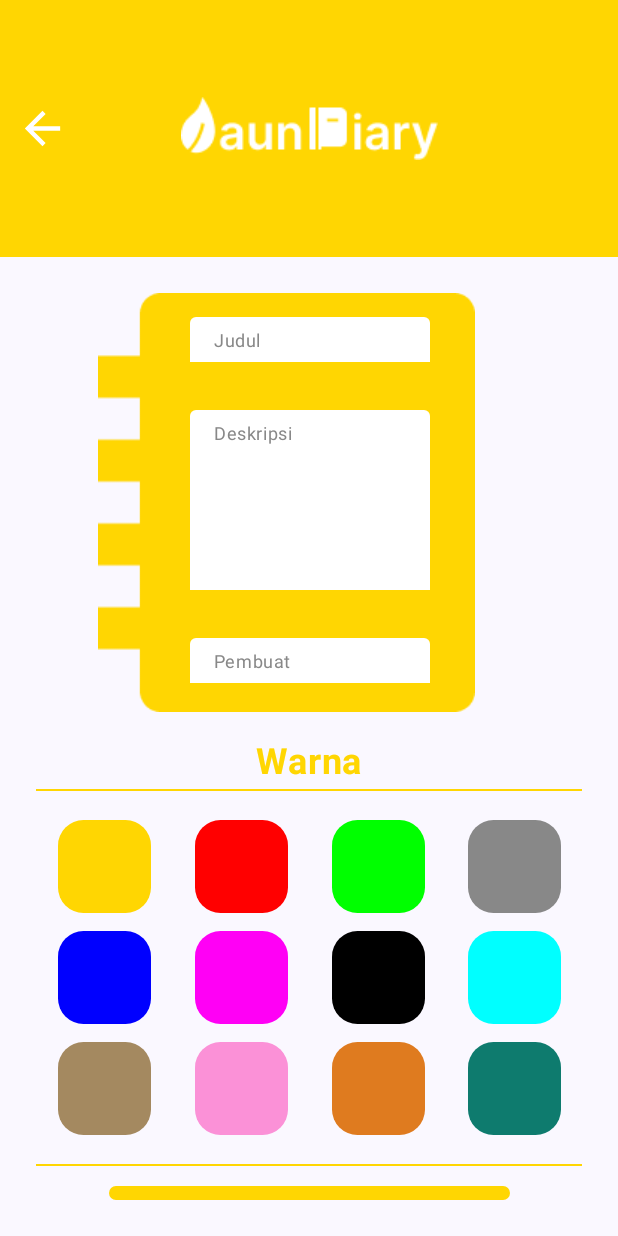
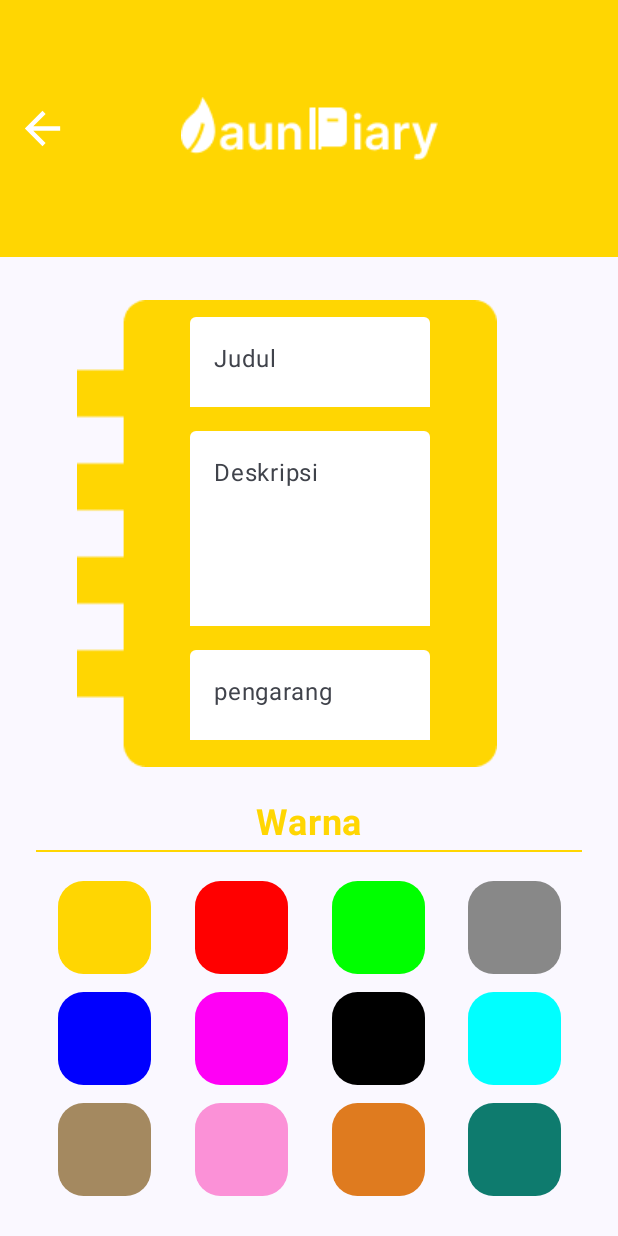
Before and after one commit to MDhafaR/DaunDiary, an Android app built with Jetpack Compose: the @Preview function InputPrev, on a phone screen of 412 x 824 dp. Run offline under Robolectric (Android 15) with nearby library versions, the phone set to English and light mode, and no system bars.

Commit message:
membetulkan tampilan input data

```diff
--- a/app/src/main/java/org/d3if3068/assesment2/daundiary/MainActivity.kt
+++ b/app/src/main/java/org/d3if3068/assesment2/daundiary/MainActivity.kt
@@ -10,6 +10,7 @@ import androidx.compose.material3.Text
 import androidx.compose.runtime.Composable
 import androidx.compose.ui.Modifier
 import androidx.compose.ui.tooling.preview.Preview
+import org.d3if3068.assesment2.daundiary.navigation.SetupNavGraph
 import org.d3if3068.assesment2.daundiary.ui.screen.MainScreen
 import org.d3if3068.assesment2.daundiary.ui.theme.DaunDiaryTheme
 
@@ -23,7 +24,7 @@ class MainActivity : ComponentActivity() {
                     modifier = Modifier.fillMaxSize(),
                     color = MaterialTheme.colorScheme.background
                 ) {
-                    MainScreen()
+                    SetupNavGraph()
                 }
             }
         }
--- a/app/src/main/java/org/d3if3068/assesment2/daundiary/navigation/NavGraph.kt
+++ b/app/src/main/java/org/d3if3068/assesment2/daundiary/navigation/NavGraph.kt
@@ -15,10 +15,10 @@ fun SetupNavGraph(navController: NavHostController = rememberNavController()) {
         startDestination = Screen.Home.route
     ) {
         composable(route = Screen.Home.route) {
-            MainScreen()
+            MainScreen(navController)
         }
         composable(route = Screen.FormInput.route) {
-            InputScreen()
+            InputScreen(navController)
         }
     }
 }
--- a/app/src/main/java/org/d3if3068/assesment2/daundiary/ui/screen/InputScreen.kt
+++ b/app/src/main/java/org/d3if3068/assesment2/daundiary/ui/screen/InputScreen.kt
@@ -17,6 +17,7 @@ import androidx.compose.foundation.lazy.grid.LazyVerticalGrid
 import androidx.compose.foundation.lazy.grid.itemsIndexed
 import androidx.compose.foundation.lazy.staggeredgrid.LazyVerticalStaggeredGrid
 import androidx.compose.foundation.lazy.staggeredgrid.StaggeredGridCells
+import androidx.compose.foundation.selection.selectable
 import androidx.compose.foundation.shape.RoundedCornerShape
 import androidx.compose.foundation.text.KeyboardActions
 import androidx.compose.foundation.text.KeyboardOptions
@@ -37,17 +38,24 @@ import androidx.compose.material3.TextFieldDefaults
 import androidx.compose.material3.TopAppBar
 import androidx.compose.material3.TopAppBarDefaults
 import androidx.compose.runtime.Composable
+import androidx.compose.runtime.getValue
+import androidx.compose.runtime.mutableStateOf
+import androidx.compose.runtime.remember
+import androidx.compose.runtime.setValue
 import androidx.compose.ui.Alignment
 import androidx.compose.ui.Modifier
 import androidx.compose.ui.graphics.Color
 import androidx.compose.ui.res.painterResource
 import androidx.compose.ui.res.stringResource
+import androidx.compose.ui.semantics.Role
 import androidx.compose.ui.text.TextStyle
 import androidx.compose.ui.text.font.FontWeight
 import androidx.compose.ui.text.input.ImeAction
 import androidx.compose.ui.tooling.preview.Preview
 import androidx.compose.ui.unit.dp
 import androidx.compose.ui.unit.sp
+import androidx.navigation.NavHostController
+import androidx.navigation.compose.rememberNavController
 import org.d3if3068.assesment2.daundiary.R
 import org.d3if3068.assesment2.daundiary.model.Warna
 import org.d3if3068.assesment2.daundiary.ui.theme.Coklat
@@ -124,7 +132,13 @@ val itemWarna = listOf(
 
 @OptIn(ExperimentalMaterial3Api::class)
 @Composable
-fun InputScreen() {
+fun InputScreen(navController: NavHostController) {
+
+    var judul by remember { mutableStateOf("") }
+    var deskripsi by remember { mutableStateOf("") }
+    var pengarang by remember { mutableStateOf("") }
+    var warnaBuku by remember { mutableStateOf(Color.Unspecified) }
+
     Scaffold(
         topBar = {
             CenterAlignedTopAppBar(
@@ -142,7 +156,7 @@ fun InputScreen() {
                     titleContentColor = MaterialTheme.colorScheme.primary
                 ),
                 navigationIcon = {
-                    IconButton(onClick = { /*TODO*/ }) {
+                    IconButton(onClick = { navController.popBackStack() }) {
                         Icon(
                             modifier = Modifier.size(35.dp),
                             tint = Color.White,
@@ -154,12 +168,28 @@ fun InputScreen() {
             )
         },
     ) { padding ->
-        InputContent(Modifier.padding(padding))
+        InputContent(
+            dataJudul = judul,
+            onTitleChange = { judul = it },
+            dataDeskripsi = deskripsi,
+            onDescChange = {deskripsi = it},
+            dataPengarang = pengarang,
+            onAuthorChange = {pengarang = it},
+            dataWarna = warnaBuku,
+            onColorChange = {warnaBuku = it},
+            modifier = Modifier.padding(padding)
+        )
     }
 }
 
 @Composable
-fun InputContent(modifier: Modifier) {
+fun InputContent(
+    dataJudul: String, onTitleChange: (String) -> Unit,
+    dataDeskripsi: String, onDescChange: (String) -> Unit,
+    dataPengarang: String, onAuthorChange: (String) -> Unit,
+    dataWarna: Color, onColorChange: (Color) -> Unit,
+    modifier: Modifier
+) {
 
     Column(
         horizontalAlignment = Alignment.CenterHorizontally,
@@ -167,7 +197,15 @@ fun InputContent(modifier: Modifier) {
             .padding(24.dp)
             .fillMaxSize()
     ) {
-        BukuInput()
+        BukuInput(
+            dataJudul,
+            onTitleChange,
+            dataDeskripsi,
+            onDescChange,
+            dataPengarang,
+            onAuthorChange,
+            dataWarna
+        )
         Text(
             modifier = Modifier.padding(top = 19.dp, bottom = 4.dp),
             text = "Warna",
@@ -183,9 +221,16 @@ fun InputContent(modifier: Modifier) {
             thickness = 1.dp
         )
         LazyVerticalGrid(
-            columns = GridCells.Fixed(4)) {
-            itemsIndexed(itemWarna) {index, item ->
-                PilihanWarna(item = item)
+            columns = GridCells.Fixed(4)
+        ) {
+            itemWarna.forEach {warnaNya ->
+                item {
+                    PilihanWarna(
+                        warna = warnaNya.warna,
+                        isSelected = dataWarna == warnaNya.warna,
+                        perubahanWarna = { onColorChange(warnaNya.warna) }
+                    )
+                }
             }
         }
         Divider(
@@ -208,15 +253,24 @@ fun InputContent(modifier: Modifier) {
 }
 
 @Composable
-fun BukuInput() {
+fun BukuInput(
+    judul: String,
+    perubahanJudul: (String) -> Unit,
+    deskripsi: String,
+    perubahanDeskrips: (String) -> Unit,
+    pengarang: String,
+    perubahanPengarang: (String) -> Unit,
+    warna: Color,
+) {
     Box(
         modifier = Modifier
             .width(280.dp)
             .offset(x = (-15).dp)
     ) {
-        Image(
-            modifier = Modifier.size(279.dp),
+        Icon(
+            modifier = Modifier.size(320.dp),
             painter = painterResource(id = R.drawable.inputbook),
+            tint = warna,
             contentDescription = "Buku Masukkan"
         )
         Column(
@@ -226,21 +280,19 @@ fun BukuInput() {
             horizontalAlignment = Alignment.CenterHorizontally
         ) {
             TextField(
-                value = "Judul",
-                onValueChange = { },
+                value = judul,
+                onValueChange = { perubahanJudul(it) },
                 modifier = Modifier
-                    .padding(16.dp)
+                    .padding(top = 16.dp)
                     .width(160.dp)
-                    .height(30.dp),
+                    .height(60.dp),
                 textStyle = TextStyle(
-                    fontSize = 16.sp,
+                    fontSize = 14.sp,
                     fontWeight = FontWeight.Medium,
-                    color = Color.White
+                    color = Color.Black
                 ),
                 placeholder = { Text(text = "Judul") },
-                label = { Text(text = "Judul", color = Color.Gray) },
-                keyboardOptions = KeyboardOptions(imeAction = ImeAction.Search),
-                keyboardActions = KeyboardActions(onSearch = {}),
+                keyboardOptions = KeyboardOptions(imeAction = ImeAction.Next),
                 colors = TextFieldDefaults.colors(
                     unfocusedContainerColor = Color.White,
                     focusedContainerColor = Color.White,
@@ -249,21 +301,19 @@ fun BukuInput() {
                 )
             )
             TextField(
-                value = "Deskripsi",
-                onValueChange = { },
+                value = deskripsi,
+                onValueChange = { perubahanDeskrips(it) },
                 modifier = Modifier
                     .padding(16.dp)
                     .width(160.dp)
-                    .height(120.dp),
+                    .height(130.dp),
                 textStyle = TextStyle(
-                    fontSize = 16.sp,
+                    fontSize = 14.sp,
                     fontWeight = FontWeight.Medium,
-                    color = Color.White
+                    color = Color.Black
                 ),
                 placeholder = { Text(text = "Deskripsi") },
-                label = { Text(text = "Deskripsi", color = Color.Gray) },
-                keyboardOptions = KeyboardOptions(imeAction = ImeAction.Search),
-                keyboardActions = KeyboardActions(onSearch = {}),
+                keyboardOptions = KeyboardOptions(imeAction = ImeAction.Next),
                 colors = TextFieldDefaults.colors(
                     unfocusedContainerColor = Color.White,
                     focusedContainerColor = Color.White,
@@ -272,21 +322,19 @@ fun BukuInput() {
                 )
             )
             TextField(
-                value = "Pembuat",
-                onValueChange = { },
+                value = pengarang,
+                onValueChange = { perubahanPengarang(it) },
                 modifier = Modifier
-                    .padding(16.dp)
+                    .padding(bottom = 16.dp)
                     .width(160.dp)
-                    .height(30.dp),
+                    .height(60.dp),
                 textStyle = TextStyle(
-                    fontSize = 16.sp,
+                    fontSize = 14.sp,
                     fontWeight = FontWeight.Medium,
-                    color = Color.White
+                    color = Color.Black
                 ),
-                placeholder = { Text(text = "Pembuat") },
-                label = { Text(text = "Pembuat", color = Color.Gray) },
-                keyboardOptions = KeyboardOptions(imeAction = ImeAction.Search),
-                keyboardActions = KeyboardActions(onSearch = {}),
+                placeholder = { Text(text = "pengarang") },
+                keyboardOptions = KeyboardOptions(imeAction = ImeAction.Done),
                 colors = TextFieldDefaults.colors(
                     unfocusedContainerColor = Color.White,
                     focusedContainerColor = Color.White,
@@ -302,6 +350,6 @@ fun BukuInput() {
 @Composable
 fun InputPrev() {
     DaunDiaryTheme {
-        InputScreen()
+        InputScreen(rememberNavController())
     }
 }
--- a/app/src/main/java/org/d3if3068/assesment2/daundiary/ui/screen/MainScreen.kt
+++ b/app/src/main/java/org/d3if3068/assesment2/daundiary/ui/screen/MainScreen.kt
@@ -51,6 +51,7 @@ import androidx.navigation.compose.rememberNavController
 import org.d3if3068.assesment2.daundiary.R
 import org.d3if3068.assesment2.daundiary.model.DataBuku
 import org.d3if3068.assesment2.daundiary.model.DataDummy
+import org.d3if3068.assesment2.daundiary.navigation.Screen
 import org.d3if3068.assesment2.daundiary.ui.theme.DaunDiaryTheme
 import org.d3if3068.assesment2.daundiary.ui.theme.LightPrimary
 
@@ -85,7 +86,7 @@ fun MainScreen(navController: NavHostController) {
             )
         },
         floatingActionButton = {
-            IconButton(onClick = { /*TODO*/ }, Modifier.size(60.dp)) {
+            IconButton(onClick = { navController.navigate(Screen.FormInput.route) }, Modifier.size(60.dp)) {
                 Image(
                     painter = painterResource(id = R.drawable.fab),
                     contentDescription = "fab",
@@ -132,14 +133,14 @@ fun ScreenContent(modifier: Modifier) {
                             .fillMaxWidth(),
                         horizontalArrangement = Arrangement.spacedBy((-16).dp, Alignment.End)
                     ) {
-                        IconButton(onClick = { /*TODO*/ }) {
-                            Image(
-                                modifier = Modifier
-                                    .padding(top = 8.dp)
-                                    .size(27.dp),
-                                painter = painterResource(id = R.drawable.bookfav),
-                                contentDescription = "buku favorit")
-                        }
+//                        IconButton(onClick = { /*TODO*/ }) {
+//                            Image(
+//                                modifier = Modifier
+//                                    .padding(top = 8.dp)
+//                                    .size(27.dp),
+//                                painter = painterResource(id = R.drawable.bookfav),
+//                                contentDescription = "buku favorit")
+//                        }
                         TextField(
                             shape = RoundedCornerShape(17.dp),
                             leadingIcon = {
@@ -167,18 +168,17 @@ fun ScreenContent(modifier: Modifier) {
                             )
                         )
                     }
-                    LazyVerticalGrid(
-//                        modifier = Modifier.padding(bottom = 100.dp),
-                        columns = GridCells.Fixed(2),
-                        ) {
-                        itemsIndexed(DataDummy.data) {index, item ->
-                            Buku(item)
-                        }
-                        item {
-                            Spacer(modifier = Modifier.height(50.dp))
-                        }
-                    }
-//                    TampilanDataKosong()
+//                    LazyVerticalGrid(
+//                        columns = GridCells.Fixed(2),
+//                        ) {
+//                        itemsIndexed(DataDummy.data) {index, item ->
+//                            Buku(item)
+//                        }
+//                        item {
+//                            Spacer(modifier = Modifier.height(50.dp))
+//                        }
+//                    }
+                    TampilanDataKosong()
                 }
             }
         }
--- a/app/src/main/java/org/d3if3068/assesment2/daundiary/widgets/PilihanWarna.kt
+++ b/app/src/main/java/org/d3if3068/assesment2/daundiary/widgets/PilihanWarna.kt
@@ -4,15 +4,22 @@ import androidx.compose.foundation.background
 import androidx.compose.foundation.border
 import androidx.compose.foundation.clickable
 import androidx.compose.foundation.layout.Arrangement
+import androidx.compose.foundation.layout.Box
 import androidx.compose.foundation.layout.Column
+import androidx.compose.foundation.layout.fillMaxSize
 import androidx.compose.foundation.layout.height
 import androidx.compose.foundation.layout.width
+import androidx.compose.foundation.selection.selectable
 import androidx.compose.foundation.shape.RoundedCornerShape
+import androidx.compose.material3.RadioButton
+import androidx.compose.material3.RadioButtonDefaults
 import androidx.compose.runtime.Composable
 import androidx.compose.ui.Alignment
 import androidx.compose.ui.Modifier
+import androidx.compose.ui.draw.alpha
 import androidx.compose.ui.draw.clip
 import androidx.compose.ui.graphics.Color
+import androidx.compose.ui.semantics.Role
 import androidx.compose.ui.tooling.preview.Preview
 import androidx.compose.ui.unit.dp
 import org.d3if3068.assesment2.daundiary.model.Warna
@@ -20,27 +27,43 @@ import org.d3if3068.assesment2.daundiary.ui.theme.DaunDiaryTheme
 import org.d3if3068.assesment2.daundiary.ui.theme.LightPrimary
 
 @Composable
-fun PilihanWarna(item: Warna) {
+fun PilihanWarna(
+    warna: Color,
+    isSelected: Boolean,
+    perubahanWarna: (Color) -> Unit
+) {
     Column(
         horizontalAlignment = Alignment.CenterHorizontally,
         verticalArrangement = Arrangement.Center,
         modifier = Modifier
             .border(
                 1.dp,
-                if (item.isSelected) Color.Cyan else Color.Transparent,
-                RoundedCornerShape(17.dp))
+                if (isSelected) Color.Cyan else Color.Transparent,
+                RoundedCornerShape(17.dp)
+            )
             .width(74.dp)
             .height(74.dp)
     ) {
+        Box {
             Column(
                 modifier = Modifier
-                .clickable { item.isSelected = true }
+                    .selectable(
+                        selected = false,
+                        onClick = {perubahanWarna(warna)},
+                        role = Role.RadioButton
+                    )
                     .width(62.dp)
                     .height(62.dp)
                     .clip(RoundedCornerShape(17.dp))
-                .background(item.warna)
+                    .background(warna)
             ) {
 
+            }
+            RadioButton(
+                selected = isSelected,
+                onClick = { null },
+                modifier = Modifier.alpha(0f)
+            )
         }
     }
 }
@@ -49,6 +72,10 @@ fun PilihanWarna(item: Warna) {
 //@Composable
 //fun warnaPrev() {
 //    DaunDiaryTheme {
-//        PilihanWarna()
+//        PilihanWarna(
+//            LightPrimary,
+//            true,
+//
+//        )
 //    }
 //}
```
Lines whose indentation alone changed are shown as unchanged.
